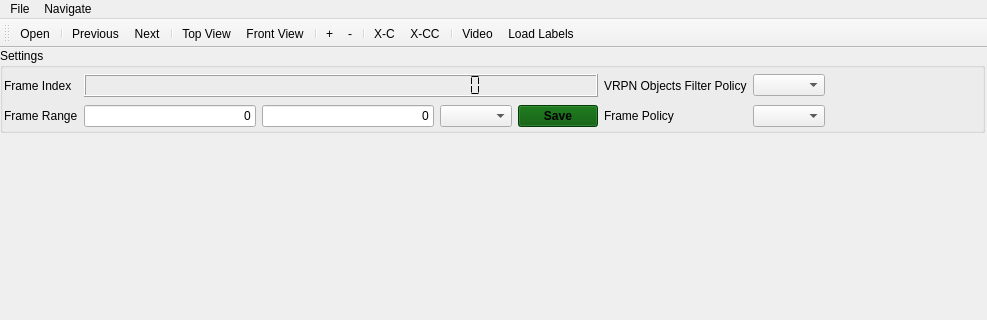
Qt form tools/workbench/visualization_window.ui (hcilab-uic/ipme) before a commit; both pictures show x 0 to 987 and y 0 to 320 of the 987 by 739 pixel window.
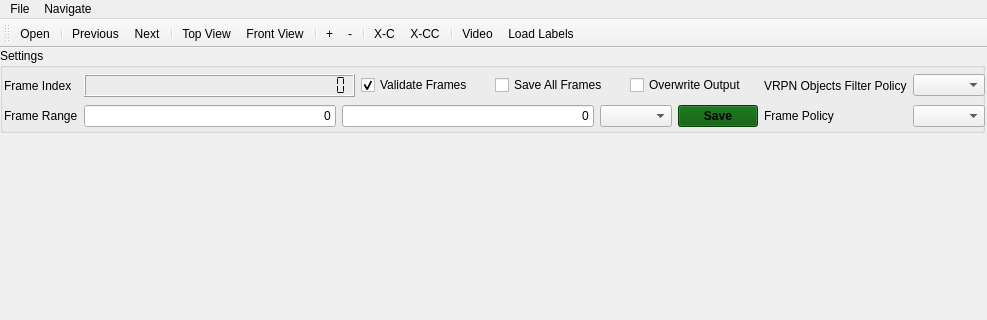
The same form after that commit.

Commit message: Added export related enhancements

Patch:
```diff
--- a/tools/workbench/visualization_window.ui
+++ b/tools/workbench/visualization_window.ui
@@ -42,29 +42,43 @@
       <rect>
        <x>4</x>
        <y>24</y>
-       <width>821</width>
+       <width>981</width>
        <height>59</height>
       </rect>
      </property>
      <layout class="QGridLayout" name="settings_grid">
-      <item row="1" column="2">
+      <item row="2" column="4">
+       <widget class="QComboBox" name="frame_policy_combobox"/>
+      </item>
+      <item row="1" column="0">
+       <widget class="QLabel" name="frame_index_label">
+        <property name="text">
+         <string>Frame Index</string>
+        </property>
+       </widget>
+      </item>
+      <item row="2" column="0">
+       <widget class="QLabel" name="frame_range_label">
+        <property name="text">
+         <string>Frame Range</string>
+        </property>
+       </widget>
+      </item>
+      <item row="2" column="3">
+       <widget class="QLabel" name="frame_policy_label">
+        <property name="text">
+         <string>Frame Policy</string>
+        </property>
+       </widget>
+      </item>
+      <item row="1" column="3">
        <widget class="QLabel" name="vrpn_filter_policy_label">
         <property name="text">
          <string>VRPN Objects Filter Policy</string>
         </property>
        </widget>
       </item>
-      <item row="1" column="1">
-       <widget class="QLCDNumber" name="frame_index_lcd">
-        <property name="digitCount">
-         <number>28</number>
-        </property>
-        <property name="segmentStyle">
-         <enum>QLCDNumber::Flat</enum>
-        </property>
-       </widget>
-      </item>
-      <item row="2" column="1">
+      <item row="2" column="2">
        <layout class="QGridLayout" name="frame_range_grid">
         <item row="0" column="0">
          <widget class="QLineEdit" name="start_frame_edit">
@@ -102,36 +116,50 @@
         </item>
        </layout>
       </item>
-      <item row="1" column="0">
-       <widget class="QLabel" name="frame_index_label">
-        <property name="text">
-         <string>Frame Index</string>
-        </property>
-       </widget>
-      </item>
-      <item row="2" column="0">
-       <widget class="QLabel" name="frame_range_label">
-        <property name="text">
-         <string>Frame Range</string>
-        </property>
-       </widget>
-      </item>
-      <item row="1" column="3">
+      <item row="1" column="4">
        <widget class="QComboBox" name="vrpn_filter_policy_combobox">
         <property name="currentText">
          <string/>
         </property>
        </widget>
       </item>
-      <item row="2" column="2">
-       <widget class="QLabel" name="frame_policy_label">
-        <property name="text">
-         <string>Frame Policy</string>
-        </property>
-       </widget>
-      </item>
-      <item row="2" column="3">
-       <widget class="QComboBox" name="frame_policy_combobox"/>
+      <item row="1" column="2">
+       <layout class="QHBoxLayout" name="frame_lcd_validity_layout">
+        <item>
+         <widget class="QLCDNumber" name="frame_index_lcd">
+          <property name="digitCount">
+           <number>28</number>
+          </property>
+          <property name="segmentStyle">
+           <enum>QLCDNumber::Flat</enum>
+          </property>
+         </widget>
+        </item>
+        <item>
+         <widget class="QCheckBox" name="frame_validity_checkbox">
+          <property name="text">
+           <string>Validate Frames</string>
+          </property>
+          <property name="checked">
+           <bool>true</bool>
+          </property>
+         </widget>
+        </item>
+        <item>
+         <widget class="QCheckBox" name="save_all_frames_checkbox">
+          <property name="text">
+           <string>Save All Frames</string>
+          </property>
+         </widget>
+        </item>
+        <item>
+         <widget class="QCheckBox" name="overwrite_checkbox">
+          <property name="text">
+           <string>Overwrite Output</string>
+          </property>
+         </widget>
+        </item>
+       </layout>
       </item>
      </layout>
     </widget>
```
The commit also changes 1 other file.
